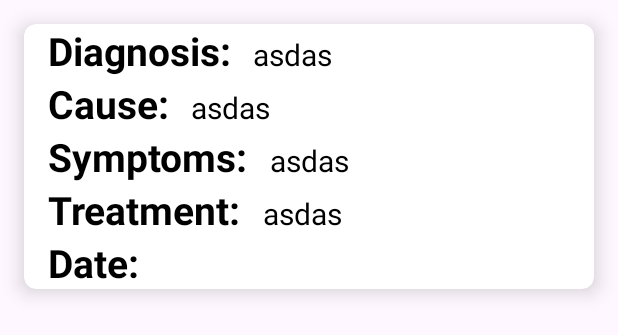
After one commit to empad716/Skin-disease-detector, an Android app: the layout items.xml on its own in the app's theme, with its tools: preview values and no code run, on a phone screen of 412 x 824 dp. The commit adds this screen. Shown: the top 335 px of the screen. Run offline under Robolectric (Android 15) with nearby library versions, the phone set to English and light mode, and no system bars.

Commit message:
Initial Commit

```diff
--- a/app/build.gradle.kts
+++ b/app/build.gradle.kts
@@ -57,6 +57,7 @@ dependencies {
     implementation(libs.play.services.tflite.acceleration.service)
     implementation("androidx.core:core-splashscreen:1.0.1")
     implementation("com.mapbox.maps:android:11.3.1")
+    implementation(libs.firebase.storage)
     testImplementation(libs.junit)
     androidTestImplementation(libs.androidx.junit)
     androidTestImplementation(libs.androidx.espresso.core)
--- a/app/src/main/java/com/example/skindiseasedetector/BaseActivity.kt
+++ b/app/src/main/java/com/example/skindiseasedetector/BaseActivity.kt
@@ -6,8 +6,6 @@ import android.os.Bundle
 import android.widget.Toast
 import androidx.activity.enableEdgeToEdge
 import androidx.appcompat.app.AppCompatActivity
-import androidx.core.view.ViewCompat
-import androidx.core.view.WindowInsetsCompat
 
 open class BaseActivity : AppCompatActivity() {
     private lateinit var pb:Dialog
@@ -28,7 +26,7 @@ open class BaseActivity : AppCompatActivity() {
     {
         pb.hide()
     }
-    fun showToast(activity:Activity,msg:String)
+    fun showToast(activity: Activity, msg:String)
     {
         Toast.makeText(activity,msg,Toast.LENGTH_SHORT).show()
     }
--- a/app/src/main/java/com/example/skindiseasedetector/ForgotPasswordActivity.kt
+++ b/app/src/main/java/com/example/skindiseasedetector/ForgotPasswordActivity.kt
@@ -1,15 +1,11 @@
 package com.example.skindiseasedetector
 
-import android.content.Intent
 import android.os.Bundle
 import android.text.TextUtils
 import android.util.Patterns
 import android.view.View
 import android.widget.Button
 import androidx.activity.enableEdgeToEdge
-import androidx.appcompat.app.AppCompatActivity
-import androidx.core.view.ViewCompat
-import androidx.core.view.WindowInsetsCompat
 import com.example.skindiseasedetector.databinding.ActivityForgotPasswordBinding
 import com.google.firebase.Firebase
 import com.google.firebase.auth.FirebaseAuth
--- a/app/src/main/java/com/example/skindiseasedetector/SignInActivity.kt
+++ b/app/src/main/java/com/example/skindiseasedetector/SignInActivity.kt
@@ -5,9 +5,6 @@ import android.os.Bundle
 import android.text.TextUtils
 import android.util.Patterns
 import androidx.activity.enableEdgeToEdge
-import androidx.appcompat.app.AppCompatActivity
-import androidx.core.view.ViewCompat
-import androidx.core.view.WindowInsetsCompat
 import com.example.skindiseasedetector.databinding.ActivitySignInBinding
 import com.google.firebase.Firebase
 import com.google.firebase.auth.FirebaseAuth
--- a/app/src/main/java/com/example/skindiseasedetector/SignUpActivity.kt
+++ b/app/src/main/java/com/example/skindiseasedetector/SignUpActivity.kt
@@ -4,11 +4,7 @@ import  android.content.Intent
 import android.os.Bundle
 import android.text.TextUtils
 import android.util.Patterns
-import androidx.activity.OnBackPressedCallback
 import androidx.activity.enableEdgeToEdge
-import androidx.appcompat.app.AppCompatActivity
-import androidx.core.view.ViewCompat
-import androidx.core.view.WindowInsetsCompat
 import com.example.skindiseasedetector.databinding.ActivitySignUpBinding
 import com.google.firebase.Firebase
 import com.google.firebase.auth.FirebaseAuth
--- /dev/null
+++ b/app/src/main/res/layout/items.xml
@@ -0,0 +1,139 @@
+<?xml version="1.0" encoding="utf-8"?>
+<androidx.cardview.widget.CardView xmlns:android="http://schemas.android.com/apk/res/android"
+    android:layout_width="match_parent"
+    android:layout_height="wrap_content"
+    xmlns:app="http://schemas.android.com/apk/res-auto"
+    app:cardElevation="8dp"
+    app:cardCornerRadius="8dp"
+    android:layout_margin="16dp">
+
+    <LinearLayout
+        android:layout_width="wrap_content"
+        android:layout_height="wrap_content"
+        android:layout_marginLeft="16dp"
+        android:orientation="vertical">
+
+        <LinearLayout
+            android:layout_width="wrap_content"
+            android:layout_height="wrap_content"
+            android:layout_gravity="center_vertical"
+            android:orientation="horizontal">
+
+            <TextView
+                android:layout_width="wrap_content"
+                android:layout_height="wrap_content"
+                android:text="Diagnosis: "
+                android:textColor="@color/black"
+                android:textSize="26sp"
+                android:textStyle="bold"/>
+
+            <TextView
+                android:id="@+id/diagnosisTV"
+                android:layout_width="wrap_content"
+                android:layout_height="wrap_content"
+                android:text="asdas"
+                android:layout_marginLeft="8dp"
+                android:textColor="@color/black"
+                android:textSize="20sp"
+                />
+        </LinearLayout>
+        <LinearLayout
+            android:layout_width="wrap_content"
+            android:layout_height="wrap_content"
+            android:layout_gravity="center_vertical"
+            android:orientation="horizontal">
+
+            <TextView
+                android:layout_width="wrap_content"
+                android:layout_height="wrap_content"
+                android:text="Cause: "
+                android:textColor="@color/black"
+                android:textSize="26sp"
+                android:textStyle="bold"/>
+
+            <TextView
+                android:id="@+id/causeTV"
+                android:layout_width="wrap_content"
+                android:layout_height="wrap_content"
+                android:text="asdas"
+                android:layout_marginLeft="8dp"
+                android:textColor="@color/black"
+                android:textSize="20sp"
+                />
+        </LinearLayout>
+        <LinearLayout
+            android:layout_width="wrap_content"
+            android:layout_height="wrap_content"
+            android:layout_gravity="center_vertical"
+            android:orientation="horizontal">
+
+            <TextView
+                android:layout_width="wrap_content"
+                android:layout_height="wrap_content"
+                android:text="Symptoms: "
+                android:textColor="@color/black"
+                android:textSize="26sp"
+                android:textStyle="bold"/>
+
+            <TextView
+                android:id="@+id/symptomsTV"
+                android:layout_width="wrap_content"
+                android:layout_height="wrap_content"
+                android:text="asdas"
+                android:layout_marginLeft="8dp"
+                android:textColor="@color/black"
+                android:textSize="20sp"
+                />
+        </LinearLayout>
+        <LinearLayout
+            android:layout_width="wrap_content"
+            android:layout_height="wrap_content"
+            android:layout_gravity="center_vertical"
+            android:orientation="horizontal">
+
+            <TextView
+                android:layout_width="wrap_content"
+                android:layout_height="wrap_content"
+                android:text="Treatment: "
+                android:textColor="@color/black"
+                android:textSize="26sp"
+                android:textStyle="bold"/>
+
+            <TextView
+                android:id="@+id/treatmentTV"
+                android:layout_width="wrap_content"
+                android:layout_height="wrap_content"
+                android:text="asdas"
+                android:layout_marginLeft="8dp"
+                android:textColor="@color/black"
+                android:textSize="20sp"
+                />
+        </LinearLayout>
+        <LinearLayout
+            android:layout_width="wrap_content"
+            android:layout_height="wrap_content"
+            android:layout_gravity="center_vertical"
+            android:orientation="horizontal">
+
+            <TextView
+                android:layout_width="wrap_content"
+                android:layout_height="wrap_content"
+                android:text="Date: "
+                android:textColor="@color/black"
+                android:textSize="26sp"
+                android:textStyle="bold"/>
+
+            <TextView
+                android:id="@+id/dateTV"
+                android:layout_width="wrap_content"
+                android:layout_height="wrap_content"
+                android:text=""
+                android:layout_marginLeft="8dp"
+                android:textColor="@color/black"
+                android:textSize="20sp"
+                />
+        </LinearLayout>
+    </LinearLayout>
+
+
+</androidx.cardview.widget.CardView>
--- a/build.gradle.kts
+++ b/build.gradle.kts
@@ -8,4 +8,5 @@ plugins {
     alias(libs.plugins.androidApplication) apply false
     alias(libs.plugins.jetbrainsKotlinAndroid) apply false
     alias(libs.plugins.googleAndroidLibrariesMapsplatformSecretsGradlePlugin) apply false
+    alias(libs.plugins.googleGmsGoogleServices) apply false
 }
--- a/gradle/libs.versions.toml
+++ b/gradle/libs.versions.toml
@@ -18,6 +18,8 @@ tensorflowLiteMetadata = "0.4.4"
 playServicesTfliteAccelerationService = "16.0.0-beta01"
 googleAndroidLibrariesMapsplatformSecretsGradlePlugin = "2.0.1"
 playServicesMaps = "18.2.0"
+googleGmsGoogleServices = "4.3.14"
+firebaseStorage = "20.1.0"
 
 [libraries]
 androidx-core-ktx = { group = "androidx.core", name = "core-ktx", version.ref = "coreKtx" }
@@ -36,8 +38,10 @@ tensorflow-lite-support = { group = "org.tensorflow", name = "tensorflow-lite-su
 tensorflow-lite-metadata = { group = "org.tensorflow", name = "tensorflow-lite-metadata", version.ref = "tensorflowLiteMetadata" }
 play-services-tflite-acceleration-service = { group = "com.google.android.gms", name = "play-services-tflite-acceleration-service", version.ref = "playServicesTfliteAccelerationService" }
 play-services-maps = { group = "com.google.android.gms", name = "play-services-maps", version.ref = "playServicesMaps" }
+firebase-storage = { group = "com.google.firebase", name = "firebase-storage", version.ref = "firebaseStorage" }
 
 [plugins]
 androidApplication = { id = "com.android.application", version.ref = "agp" }
 jetbrainsKotlinAndroid = { id = "org.jetbrains.kotlin.android", version.ref = "kotlin" }
 googleAndroidLibrariesMapsplatformSecretsGradlePlugin = { id = "com.google.android.libraries.mapsplatform.secrets-gradle-plugin", version.ref = "googleAndroidLibrariesMapsplatformSecretsGradlePlugin" }
+googleGmsGoogleServices = { id = "com.google.gms.google-services", version.ref = "googleGmsGoogleServices" }
```
Also changed, not shown: app/src/main/java/com/example/skindiseasedetector/Adapterhistory.java (added, +62 -0 lines), app/src/main/java/com/example/skindiseasedetector/DetectActivity.java (+61 -3 lines), app/src/main/java/com/example/skindiseasedetector/History.java (added, +25 -0 lines), app/src/main/java/com/example/skindiseasedetector/HistoryFragment.java (added, +64 -0 lines), app/src/main/java/com/example/skindiseasedetector/HistoryFragment.kt (deleted, +0 -19 lines), app/src/main/java/com/example/skindiseasedetector/LoginSelectionActivity.kt (+37 -14 lines), app/src/main/res/layout/activity_detect.xml (+1 -11 lines), app/src/main/res/layout/fragment_history.xml (+3 -49 lines).
